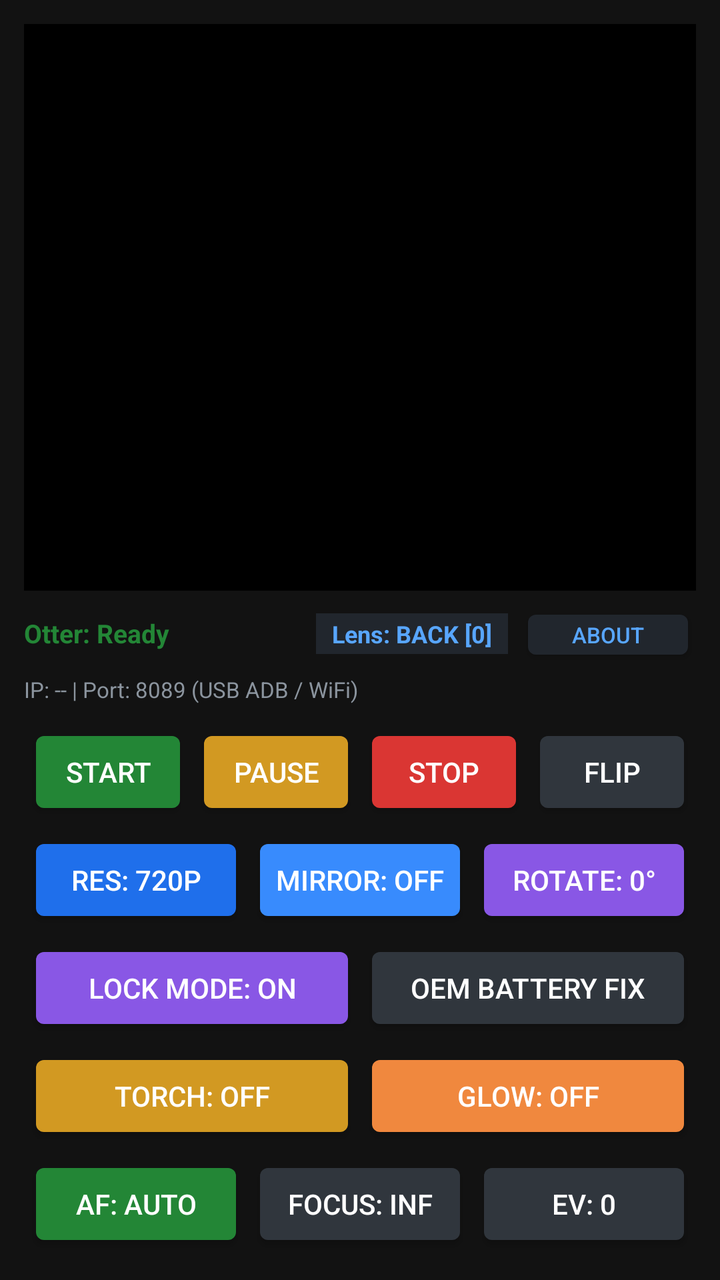
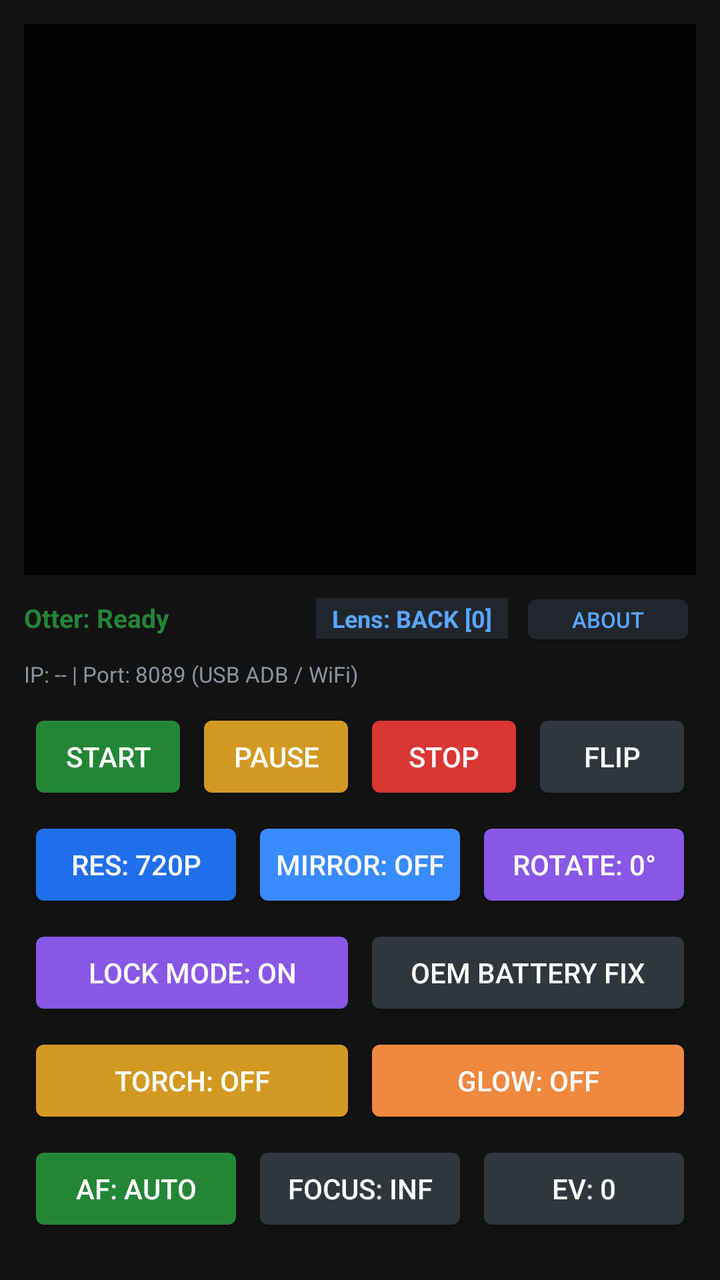

Screens rendered from an Android XML layout before and after an edit, with the pre-edit source and the edit as a unified diff.
<!-- AndroidManifest.xml: application theme android:Theme.DeviceDefault.NoActionBar -->
<!-- res/layout/activity_main.xml -->
<?xml version="1.0" encoding="utf-8"?>
<LinearLayout xmlns:android="http://schemas.android.com/apk/res/android"
    android:layout_width="match_parent"
    android:layout_height="match_parent"
    android:background="#121212"
    android:orientation="vertical"
    android:padding="12dp">

    
    <FrameLayout
        android:id="@+id/viewfinderContainer"
        android:layout_width="match_parent"
        android:layout_height="0dp"
        android:layout_weight="1"
        android:background="#000000"
        android:padding="0dp">

        <TextureView
            android:id="@+id/previewView"
            android:layout_width="match_parent"
            android:layout_height="match_parent" />

        <View
            android:id="@+id/screenGlowBorder"
            android:layout_width="match_parent"
            android:layout_height="match_parent"
            android:background="#00000000"
            android:visibility="gone" />
    </FrameLayout>

    
    <LinearLayout
        android:layout_width="match_parent"
        android:layout_height="wrap_content"
        android:orientation="horizontal"
        android:paddingTop="6dp"
        android:paddingBottom="4dp">

        <TextView
            android:id="@+id/statusText"
            android:layout_width="0dp"
            android:layout_height="wrap_content"
            android:layout_weight="1"
            android:text="Otter: Ready"
            android:textColor="#238636"
            android:textSize="13sp"
            android:textStyle="bold" />

        <TextView
            android:id="@+id/cameraIndicatorText"
            android:layout_width="wrap_content"
            android:layout_height="wrap_content"
            android:background="#21262D"
            android:paddingLeft="8dp"
            android:paddingRight="8dp"
            android:paddingTop="2dp"
            android:paddingBottom="2dp"
            android:text="Lens: BACK [0]"
            android:textColor="#58A6FF"
            android:textSize="12sp"
            android:textStyle="bold" />

        <Button
            android:id="@+id/btnAbout"
            android:layout_width="wrap_content"
            android:layout_height="32dp"
            android:layout_marginStart="6dp"
            android:backgroundTint="#21262D"
            android:paddingLeft="8dp"
            android:paddingRight="8dp"
            android:paddingTop="0dp"
            android:paddingBottom="0dp"
            android:text="About"
            android:textColor="#58A6FF"
            android:textSize="11sp" />
    </LinearLayout>

    <TextView
        android:id="@+id/streamInfoText"
        android:layout_width="match_parent"
        android:layout_height="wrap_content"
        android:paddingBottom="8dp"
        android:text="IP: -- | Port: 8089 (USB ADB / WiFi)"
        android:textColor="#8B949E"
        android:textSize="11sp" />

    
    <ScrollView
        android:layout_width="match_parent"
        android:layout_height="wrap_content"
        android:fillViewport="true"
        android:overScrollMode="never">

        <LinearLayout
            android:layout_width="match_parent"
            android:layout_height="wrap_content"
            android:orientation="vertical">

            
            <LinearLayout
                android:layout_width="match_parent"
                android:layout_height="wrap_content"
                android:gravity="center"
                android:orientation="horizontal">

                <Button
                    android:id="@+id/btnStart"
                    android:layout_width="0dp"
                    android:layout_height="wrap_content"
                    android:layout_margin="2dp"
                    android:layout_weight="1"
                    android:backgroundTint="#238636"
                    android:text="Start"
                    android:textColor="#FFFFFF" />

                <Button
                    android:id="@+id/btnPause"
                    android:layout_width="0dp"
                    android:layout_height="wrap_content"
                    android:layout_margin="2dp"
                    android:layout_weight="1"
                    android:backgroundTint="#D29922"
                    android:text="Pause"
                    android:textColor="#FFFFFF" />

                <Button
                    android:id="@+id/btnStop"
                    android:layout_width="0dp"
                    android:layout_height="wrap_content"
                    android:layout_margin="2dp"
                    android:layout_weight="1"
                    android:backgroundTint="#DA3633"
                    android:text="Stop"
                    android:textColor="#FFFFFF" />

                <Button
                    android:id="@+id/btnSwitchCam"
                    android:layout_width="0dp"
                    android:layout_height="wrap_content"
                    android:layout_margin="2dp"
                    android:layout_weight="1"
                    android:backgroundTint="#30363D"
                    android:text="Flip"
                    android:textColor="#FFFFFF" />
            </LinearLayout>

            
            <LinearLayout
                android:layout_width="match_parent"
                android:layout_height="wrap_content"
                android:gravity="center"
                android:orientation="horizontal"
                android:paddingTop="2dp">

                <Button
                    android:id="@+id/btnResolution"
                    android:layout_width="0dp"
                    android:layout_height="wrap_content"
                    android:layout_margin="2dp"
                    android:layout_weight="1"
                    android:backgroundTint="#1F6FEB"
                    android:text="Res: 720p"
                    android:textColor="#FFFFFF" />

                <Button
                    android:id="@+id/btnMirror"
                    android:layout_width="0dp"
                    android:layout_height="wrap_content"
                    android:layout_margin="2dp"
                    android:layout_weight="1"
                    android:backgroundTint="#388BFD"
                    android:text="Mirror: OFF"
                    android:textColor="#FFFFFF" />

                <Button
                    android:id="@+id/btnRotate"
                    android:layout_width="0dp"
                    android:layout_height="wrap_content"
                    android:layout_margin="2dp"
                    android:layout_weight="1"
                    android:backgroundTint="#8957E5"
                    android:text="Rotate: 0°"
                    android:textColor="#FFFFFF" />
            </LinearLayout>

            
            <LinearLayout
                android:layout_width="match_parent"
                android:layout_height="wrap_content"
                android:gravity="center"
                android:orientation="horizontal"
                android:paddingTop="2dp">

                <Button
                    android:id="@+id/btnBackgroundLock"
                    android:layout_width="0dp"
                    android:layout_height="wrap_content"
                    android:layout_margin="2dp"
                    android:layout_weight="1"
                    android:backgroundTint="#8957E5"
                    android:text="Lock Mode: ON"
                    android:textColor="#FFFFFF" />

                <Button
                    android:id="@+id/btnBatteryGuide"
                    android:layout_width="0dp"
                    android:layout_height="wrap_content"
                    android:layout_margin="2dp"
                    android:layout_weight="1"
                    android:backgroundTint="#30363D"
                    android:text="OEM Battery Fix"
                    android:textColor="#FFFFFF" />
            </LinearLayout>

            
            <LinearLayout
                android:layout_width="match_parent"
                android:layout_height="wrap_content"
                android:gravity="center"
                android:orientation="horizontal"
                android:paddingTop="2dp">

                <Button
                    android:id="@+id/btnTorch"
                    android:layout_width="0dp"
                    android:layout_height="wrap_content"
                    android:layout_margin="2dp"
                    android:layout_weight="1"
                    android:backgroundTint="#D29922"
                    android:text="Torch: OFF"
                    android:textColor="#FFFFFF" />

                <Button
                    android:id="@+id/btnScreenGlow"
                    android:layout_width="0dp"
                    android:layout_height="wrap_content"
                    android:layout_margin="2dp"
                    android:layout_weight="1"
                    android:backgroundTint="#F0883E"
                    android:text="Glow: OFF"
                    android:textColor="#FFFFFF" />
            </LinearLayout>

            
            <LinearLayout
                android:layout_width="match_parent"
                android:layout_height="wrap_content"
                android:gravity="center"
                android:orientation="horizontal"
                android:paddingTop="2dp">

                <Button
                    android:id="@+id/btnFocusMode"
                    android:layout_width="0dp"
                    android:layout_height="wrap_content"
                    android:layout_margin="2dp"
                    android:layout_weight="1"
                    android:backgroundTint="#238636"
                    android:text="AF: Auto"
                    android:textColor="#FFFFFF" />

                <Button
                    android:id="@+id/btnManualFocus"
                    android:layout_width="0dp"
                    android:layout_height="wrap_content"
                    android:layout_margin="2dp"
                    android:layout_weight="1"
                    android:backgroundTint="#30363D"
                    android:text="Focus: Inf"
                    android:textColor="#FFFFFF" />

                <Button
                    android:id="@+id/btnExposure"
                    android:layout_width="0dp"
                    android:layout_height="wrap_content"
                    android:layout_margin="2dp"
                    android:layout_weight="1"
                    android:backgroundTint="#30363D"
                    android:text="EV: 0"
                    android:textColor="#FFFFFF" />
            </LinearLayout>

        </LinearLayout>
    </ScrollView>

</LinearLayout>
<!-- resources referenced by this layout -->
<resources>

</resources>

<!-- the commit's change to res/layout/activity_main.xml (unified diff, before → after) -->
@@ -12,6 +12,7 @@
         android:layout_width="match_parent"
         android:layout_height="0dp"
         android:layout_weight="1"
+        android:minHeight="180dp"
         android:background="#000000"
         android:padding="0dp">
 
@@ -87,7 +88,8 @@
     
     <ScrollView
         android:layout_width="match_parent"
-        android:layout_height="wrap_content"
+        android:layout_height="0dp"
+        android:layout_weight="1"
         android:fillViewport="true"
         android:overScrollMode="never">
 
